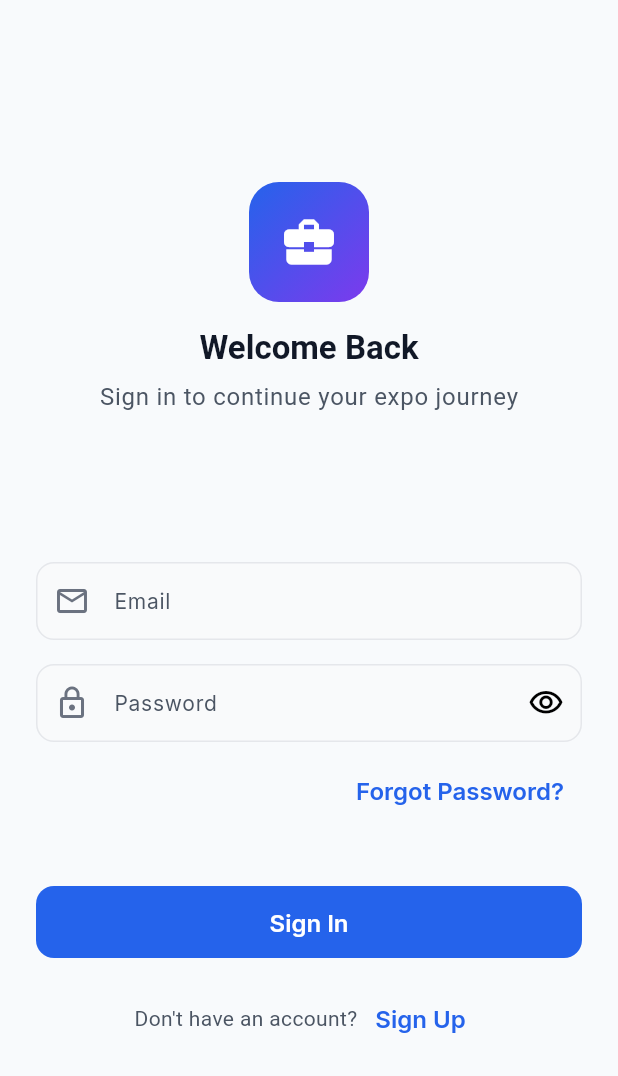
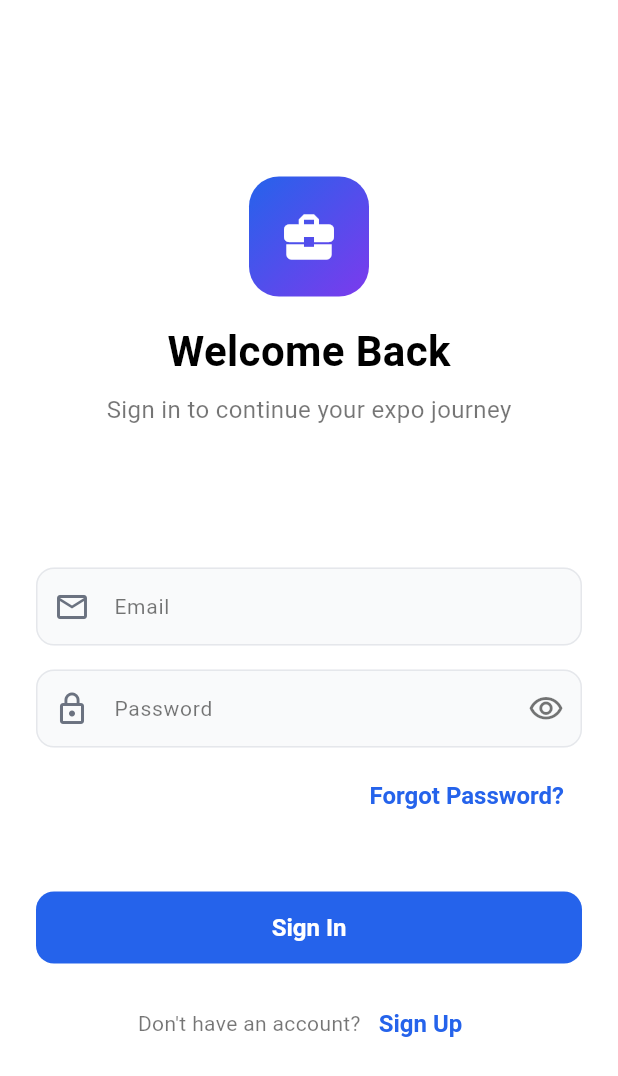
Before and after one commit to ManishKu79/ExpoConnect-New, a Flutter app: the screen it shows after launch, on a phone screen of 412 x 824 dp. Shown: the top 1076 px of the screen. Run offline on Flutter 3.47's test engine with Material 3 defaults, Android fonts, the light colour scheme and no system bars; our stand-ins replace dio, flutter_dotenv, flutter_riverpod, flutter_secure_storage, go_router, logger and 1 more.

Commit message:
building backend & Frontend

```diff
--- a/expo_connect/lib/app.dart
+++ b/expo_connect/lib/app.dart
@@ -15,7 +15,7 @@ class ExpoConnectApp extends ConsumerWidget {
       debugShowCheckedModeBanner: false,
       theme: lightTheme,
       darkTheme: darkTheme,
-      themeMode: ThemeMode.system,
+      themeMode: ThemeMode.light, // Force light mode
       routerConfig: router,
     );
   }
--- a/expo_connect/lib/core/theme/dark_theme.dart
+++ b/expo_connect/lib/core/theme/dark_theme.dart
@@ -1,5 +1,4 @@
 import 'package:flutter/material.dart';
-import 'package:google_fonts/google_fonts.dart';
 import 'colors.dart';
 
 ThemeData darkTheme = ThemeData(
@@ -9,38 +8,44 @@ ThemeData darkTheme = ThemeData(
     primary: AppColors.primaryLight,
     secondary: AppColors.secondaryLight,
     error: AppColors.errorLight,
-    surface: AppColors.grey900,
-    background: AppColors.grey900,
+    surface: Color(0xFF1A1A2E),
+    background: Color(0xFF1A1A2E),
+    onPrimary: Colors.white,
+    onSecondary: Colors.white,
+    onSurface: Colors.white,
+    onBackground: Colors.white,
   ),
-  scaffoldBackgroundColor: AppColors.grey900,
+  scaffoldBackgroundColor: const Color(0xFF1A1A2E),
+  primaryColor: AppColors.primaryLight,
 
-  textTheme: GoogleFonts.interTextTheme(ThemeData.dark().textTheme).copyWith(
-    displayLarge: const TextStyle(fontSize: 32, fontWeight: FontWeight.bold, color: Colors.white),
-    displayMedium: const TextStyle(fontSize: 28, fontWeight: FontWeight.bold, color: Colors.white),
-    displaySmall: const TextStyle(fontSize: 24, fontWeight: FontWeight.bold, color: Colors.white),
-    headlineLarge: const TextStyle(fontSize: 24, fontWeight: FontWeight.w600, color: Colors.white),
-    headlineMedium: const TextStyle(fontSize: 22, fontWeight: FontWeight.w600, color: Colors.white),
-    headlineSmall: const TextStyle(fontSize: 18, fontWeight: FontWeight.w600, color: Colors.white),
-    titleLarge: const TextStyle(fontSize: 18, fontWeight: FontWeight.w500, color: Colors.white),
-    titleMedium: const TextStyle(fontSize: 16, fontWeight: FontWeight.w500, color: Colors.white),
-    titleSmall: const TextStyle(fontSize: 14, fontWeight: FontWeight.w500, color: Colors.grey),
-    bodyLarge: const TextStyle(fontSize: 16, fontWeight: FontWeight.normal, color: Colors.grey),
-    bodyMedium: const TextStyle(fontSize: 14, fontWeight: FontWeight.normal, color: Colors.grey),
-    bodySmall: const TextStyle(fontSize: 12, fontWeight: FontWeight.normal, color: Colors.grey),
-    labelLarge: const TextStyle(fontSize: 14, fontWeight: FontWeight.w600, color: AppColors.primaryLight),
+  textTheme: const TextTheme(
+    displayLarge: TextStyle(fontSize: 32, fontWeight: FontWeight.bold, color: Colors.white),
+    displayMedium: TextStyle(fontSize: 28, fontWeight: FontWeight.bold, color: Colors.white),
+    displaySmall: TextStyle(fontSize: 24, fontWeight: FontWeight.bold, color: Colors.white),
+    headlineLarge: TextStyle(fontSize: 24, fontWeight: FontWeight.w600, color: Colors.white),
+    headlineMedium: TextStyle(fontSize: 22, fontWeight: FontWeight.w600, color: Colors.white),
+    headlineSmall: TextStyle(fontSize: 20, fontWeight: FontWeight.w600, color: Colors.white),
+    titleLarge: TextStyle(fontSize: 18, fontWeight: FontWeight.w600, color: Colors.white),
+    titleMedium: TextStyle(fontSize: 16, fontWeight: FontWeight.w500, color: Colors.white),
+    titleSmall: TextStyle(fontSize: 14, fontWeight: FontWeight.w500, color: Colors.white),
+    bodyLarge: TextStyle(fontSize: 16, fontWeight: FontWeight.normal, color: Colors.white),
+    bodyMedium: TextStyle(fontSize: 14, fontWeight: FontWeight.normal, color: Colors.white),
+    bodySmall: TextStyle(fontSize: 12, fontWeight: FontWeight.normal, color: Colors.white),
+    labelLarge: TextStyle(fontSize: 14, fontWeight: FontWeight.w600, color: AppColors.primaryLight),
   ),
 
-  appBarTheme: AppBarTheme(
+  appBarTheme: const AppBarTheme(
     elevation: 0,
     centerTitle: true,
-    backgroundColor: Colors.transparent,
+    backgroundColor: Color(0xFF1A1A2E),
     foregroundColor: Colors.white,
-    titleTextStyle: GoogleFonts.inter(
+    titleTextStyle: TextStyle(
       fontSize: 20,
       fontWeight: FontWeight.w600,
       color: Colors.white,
     ),
   ),
+
   elevatedButtonTheme: ElevatedButtonThemeData(
     style: ElevatedButton.styleFrom(
       backgroundColor: AppColors.primaryLight,
@@ -50,12 +55,14 @@ ThemeData darkTheme = ThemeData(
       shape: RoundedRectangleBorder(
         borderRadius: BorderRadius.circular(12),
       ),
-      textStyle: GoogleFonts.inter(
+      textStyle: const TextStyle(
         fontSize: 16,
         fontWeight: FontWeight.w600,
+        color: Colors.white,
       ),
     ),
   ),
+
   outlinedButtonTheme: OutlinedButtonThemeData(
     style: OutlinedButton.styleFrom(
       foregroundColor: AppColors.primaryLight,
@@ -64,22 +71,35 @@ ThemeData darkTheme = ThemeData(
       shape: RoundedRectangleBorder(
         borderRadius: BorderRadius.circular(12),
       ),
-      textStyle: GoogleFonts.inter(
+      textStyle: const TextStyle(
         fontSize: 16,
         fontWeight: FontWeight.w600,
+        color: AppColors.primaryLight,
       ),
     ),
   ),
+
+  textButtonTheme: TextButtonThemeData(
+    style: TextButton.styleFrom(
+      foregroundColor: AppColors.primaryLight,
+      textStyle: const TextStyle(
+        fontSize: 16,
+        fontWeight: FontWeight.w600,
+        color: AppColors.primaryLight,
+      ),
+    ),
+  ),
+
   inputDecorationTheme: InputDecorationTheme(
     filled: true,
-    fillColor: AppColors.grey800,
+    fillColor: Colors.grey[900],
     border: OutlineInputBorder(
       borderRadius: BorderRadius.circular(12),
-      borderSide: const BorderSide(color: AppColors.grey700),
+      borderSide: const BorderSide(color: Colors.grey),
     ),
     enabledBorder: OutlineInputBorder(
       borderRadius: BorderRadius.circular(12),
-      borderSide: const BorderSide(color: AppColors.grey700),
+      borderSide: const BorderSide(color: Colors.grey),
     ),
     focusedBorder: OutlineInputBorder(
       borderRadius: BorderRadius.circular(12),
@@ -89,21 +109,27 @@ ThemeData darkTheme = ThemeData(
       borderRadius: BorderRadius.circular(12),
       borderSide: const BorderSide(color: AppColors.errorLight),
     ),
-    labelStyle: GoogleFonts.inter(
+    labelStyle: const TextStyle(
       fontSize: 14,
-      color: AppColors.grey400,
+      color: Colors.white54,
     ),
-    hintStyle: GoogleFonts.inter(
+    hintStyle: const TextStyle(
       fontSize: 14,
-      color: AppColors.grey500,
+      color: Colors.white38,
     ),
     contentPadding: const EdgeInsets.symmetric(horizontal: 16, vertical: 14),
   ),
+
   cardTheme: CardThemeData(
-    elevation: 0,
+    elevation: 2,
     shape: RoundedRectangleBorder(
       borderRadius: BorderRadius.circular(16),
     ),
-    color: AppColors.grey800,
+    color: const Color(0xFF2D2D44),
+  ),
+
+  listTileTheme: const ListTileThemeData(
+    textColor: Colors.white,
+    iconColor: AppColors.primaryLight,
   ),
 );
--- a/expo_connect/lib/core/theme/light_theme.dart
+++ b/expo_connect/lib/core/theme/light_theme.dart
@@ -1,5 +1,4 @@
 import 'package:flutter/material.dart';
-import 'package:google_fonts/google_fonts.dart';
 import 'colors.dart';
 
 ThemeData lightTheme = ThemeData(
@@ -9,38 +8,44 @@ ThemeData lightTheme = ThemeData(
     primary: AppColors.primary,
     secondary: AppColors.secondary,
     error: AppColors.error,
-    surface: AppColors.surface,
-    background: AppColors.background,
+    surface: Colors.white,
+    background: Colors.white,
+    onPrimary: Colors.white,
+    onSecondary: Colors.white,
+    onSurface: Colors.black,
+    onBackground: Colors.black,
   ),
-  scaffoldBackgroundColor: AppColors.background,
+  scaffoldBackgroundColor: Colors.white,
+  primaryColor: AppColors.primary,
 
-  textTheme: GoogleFonts.interTextTheme().copyWith(
-    displayLarge: const TextStyle(fontSize: 32, fontWeight: FontWeight.bold, color: AppColors.grey900),
-    displayMedium: const TextStyle(fontSize: 28, fontWeight: FontWeight.bold, color: AppColors.grey900),
-    displaySmall: const TextStyle(fontSize: 24, fontWeight: FontWeight.bold, color: AppColors.grey900),
-    headlineLarge: const TextStyle(fontSize: 24, fontWeight: FontWeight.w600, color: AppColors.grey900),
-    headlineMedium: const TextStyle(fontSize: 22, fontWeight: FontWeight.w600, color: AppColors.grey900),
-    headlineSmall: const TextStyle(fontSize: 18, fontWeight: FontWeight.w600, color: AppColors.grey900),
-    titleLarge: const TextStyle(fontSize: 18, fontWeight: FontWeight.w500, color: AppColors.grey900),
-    titleMedium: const TextStyle(fontSize: 16, fontWeight: FontWeight.w500, color: AppColors.grey900),
-    titleSmall: const TextStyle(fontSize: 14, fontWeight: FontWeight.w500, color: AppColors.grey700),
-    bodyLarge: const TextStyle(fontSize: 16, fontWeight: FontWeight.normal, color: AppColors.grey700),
-    bodyMedium: const TextStyle(fontSize: 14, fontWeight: FontWeight.normal, color: AppColors.grey600),
-    bodySmall: const TextStyle(fontSize: 12, fontWeight: FontWeight.normal, color: AppColors.grey500),
-    labelLarge: const TextStyle(fontSize: 14, fontWeight: FontWeight.w600, color: AppColors.primary),
+  textTheme: const TextTheme(
+    displayLarge: TextStyle(fontSize: 32, fontWeight: FontWeight.bold, color: Colors.black),
+    displayMedium: TextStyle(fontSize: 28, fontWeight: FontWeight.bold, color: Colors.black),
+    displaySmall: TextStyle(fontSize: 24, fontWeight: FontWeight.bold, color: Colors.black),
+    headlineLarge: TextStyle(fontSize: 24, fontWeight: FontWeight.w600, color: Colors.black),
+    headlineMedium: TextStyle(fontSize: 22, fontWeight: FontWeight.w600, color: Colors.black),
+    headlineSmall: TextStyle(fontSize: 20, fontWeight: FontWeight.w600, color: Colors.black),
+    titleLarge: TextStyle(fontSize: 18, fontWeight: FontWeight.w600, color: Colors.black),
+    titleMedium: TextStyle(fontSize: 16, fontWeight: FontWeight.w500, color: Colors.black87),
+    titleSmall: TextStyle(fontSize: 14, fontWeight: FontWeight.w500, color: Colors.black87),
+    bodyLarge: TextStyle(fontSize: 16, fontWeight: FontWeight.normal, color: Colors.black87),
+    bodyMedium: TextStyle(fontSize: 14, fontWeight: FontWeight.normal, color: Colors.black87),
+    bodySmall: TextStyle(fontSize: 12, fontWeight: FontWeight.normal, color: Colors.black54),
+    labelLarge: TextStyle(fontSize: 14, fontWeight: FontWeight.w600, color: AppColors.primary),
   ),
 
-  appBarTheme: AppBarTheme(
+  appBarTheme: const AppBarTheme(
     elevation: 0,
     centerTitle: true,
-    backgroundColor: Colors.transparent,
-    foregroundColor: AppColors.grey900,
-    titleTextStyle: GoogleFonts.inter(
+    backgroundColor: Colors.white,
+    foregroundColor: Colors.black,
+    titleTextStyle: TextStyle(
       fontSize: 20,
       fontWeight: FontWeight.w600,
-      color: AppColors.grey900,
+      color: Colors.black,
     ),
   ),
+
   elevatedButtonTheme: ElevatedButtonThemeData(
     style: ElevatedButton.styleFrom(
       backgroundColor: AppColors.primary,
@@ -50,12 +55,14 @@ ThemeData lightTheme = ThemeData(
       shape: RoundedRectangleBorder(
         borderRadius: BorderRadius.circular(12),
       ),
-      textStyle: GoogleFonts.inter(
+      textStyle: const TextStyle(
         fontSize: 16,
         fontWeight: FontWeight.w600,
+        color: Colors.white,
       ),
     ),
   ),
+
   outlinedButtonTheme: OutlinedButtonThemeData(
     style: OutlinedButton.styleFrom(
       foregroundColor: AppColors.primary,
@@ -64,31 +71,35 @@ ThemeData lightTheme = ThemeData(
       shape: RoundedRectangleBorder(
         borderRadius: BorderRadius.circular(12),
       ),
-      textStyle: GoogleFonts.inter(
+      textStyle: const TextStyle(
         fontSize: 16,
         fontWeight: FontWeight.w600,
+        color: AppColors.primary,
       ),
     ),
   ),
+
   textButtonTheme: TextButtonThemeData(
     style: TextButton.styleFrom(
       foregroundColor: AppColors.primary,
-      textStyle: GoogleFonts.inter(
+      textStyle: const TextStyle(
         fontSize: 16,
         fontWeight: FontWeight.w600,
+        color: AppColors.primary,
       ),
     ),
   ),
+
   inputDecorationTheme: InputDecorationTheme(
     filled: true,
-    fillColor: AppColors.grey50,
+    fillColor: Colors.grey[50],
     border: OutlineInputBorder(
       borderRadius: BorderRadius.circular(12),
-      borderSide: const BorderSide(color: AppColors.grey200),
+      borderSide: const BorderSide(color: Colors.grey),
     ),
     enabledBorder: OutlineInputBorder(
       borderRadius: BorderRadius.circular(12),
-      borderSide: const BorderSide(color: AppColors.grey200),
+      borderSide: const BorderSide(color: Colors.grey),
     ),
     focusedBorder: OutlineInputBorder(
       borderRadius: BorderRadius.circular(12),
@@ -96,30 +107,37 @@ ThemeData lightTheme = ThemeData(
     ),
     errorBorder: OutlineInputBorder(
       borderRadius: BorderRadius.circular(12),
-      borderSide: const BorderSide(color: AppColors.error),
+      borderSide: const BorderSide(color: Colors.red),
     ),
-    labelStyle: GoogleFonts.inter(
+    labelStyle: const TextStyle(
       fontSize: 14,
-      color: AppColors.grey600,
+      color: Colors.black54,
     ),
-    hintStyle: GoogleFonts.inter(
+    hintStyle: const TextStyle(
       fontSize: 14,
-      color: AppColors.grey400,
+      color: Colors.grey,
     ),
     contentPadding: const EdgeInsets.symmetric(horizontal: 16, vertical: 14),
   ),
+
   cardTheme: CardThemeData(
-    elevation: 0,
+    elevation: 2,
     shape: RoundedRectangleBorder(
       borderRadius: BorderRadius.circular(16),
     ),
     color: Colors.white,
   ),
+
+  listTileTheme: const ListTileThemeData(
+    textColor: Colors.black,
+    iconColor: AppColors.primary,
+  ),
+
   chipTheme: ChipThemeData(
-    backgroundColor: AppColors.grey100,
-    labelStyle: GoogleFonts.inter(
+    backgroundColor: Colors.grey[200],
+    labelStyle: const TextStyle(
       fontSize: 14,
-      color: AppColors.grey700,
+      color: Colors.black87,
     ),
     padding: const EdgeInsets.symmetric(horizontal: 12, vertical: 4),
     shape: RoundedRectangleBorder(
--- a/expo_connect/lib/features/auth/presentation/screens/login_screen.dart
+++ b/expo_connect/lib/features/auth/presentation/screens/login_screen.dart
@@ -21,12 +21,6 @@ class _LoginScreenState extends ConsumerState<LoginScreen> {
   bool _obscurePassword = true;
 
   @override
-  void initState() {
-    super.initState();
-    print('🔵 LoginScreen initState');
-  }
-
-  @override
   void dispose() {
     _emailController.dispose();
     _passwordController.dispose();
@@ -38,23 +32,14 @@ class _LoginScreenState extends ConsumerState<LoginScreen> {
     final authState = ref.watch(authStateProvider);
     final authNotifier = ref.read(authStateProvider.notifier);
 
-    // Auto-navigate if already authenticated
     if (authState.isAuthenticated) {
-      print('🔵 LoginScreen: Already authenticated, navigating to home');
       WidgetsBinding.instance.addPostFrameCallback((_) {
         context.go('/');
       });
     }
 
-    // Listen for authentication state changes and navigate
-    WidgetsBinding.instance.addPostFrameCallback((_) {
-      if (authState.isAuthenticated && mounted) {
-        print('🔵 LoginScreen: Authentication successful, navigating to home');
-        context.go('/');
-      }
-    });
-
     return Scaffold(
+      backgroundColor: Colors.white,
       body: SafeArea(
         child: Padding(
           padding: const EdgeInsets.all(24.0),
@@ -82,18 +67,21 @@ class _LoginScreenState extends ConsumerState<LoginScreen> {
                         ),
                       ),
                       const SizedBox(height: 16),
-                      Text(
+                      const Text(
                         'Welcome Back',
-                        style: Theme.of(context).textTheme.headlineMedium?.copyWith(
-                              fontWeight: FontWeight.bold,
-                            ),
+                        style: TextStyle(
+                          fontSize: 28,
+                          fontWeight: FontWeight.bold,
+                          color: Colors.black,
+                        ),
                       ),
                       const SizedBox(height: 8),
-                      Text(
+                      const Text(
                         'Sign in to continue your expo journey',
-                        style: Theme.of(context).textTheme.bodyLarge?.copyWith(
-                              color: AppColors.grey600,
-                            ),
+                        style: TextStyle(
+                          fontSize: 16,
+                          color: Colors.black54,
+                        ),
                       ),
                     ],
                   ),
@@ -120,6 +108,7 @@ class _LoginScreenState extends ConsumerState<LoginScreen> {
                       _obscurePassword
                           ? Icons.visibility_outlined
                           : Icons.visibility_off_outlined,
+                      color: Colors.black54,
                     ),
                     onPressed: () {
                       setState(() {
@@ -137,7 +126,12 @@ class _LoginScreenState extends ConsumerState<LoginScreen> {
                     onPressed: () {
                       context.go('/forgot-password');
                     },
-                    child: const Text('Forgot Password?'),
+                    child: const Text(
+                      'Forgot Password?',
+                      style: TextStyle(
+                        color: AppColors.primary,
+                      ),
+                    ),
                   ),
                 ),
                 const SizedBox(height: 24),
@@ -146,17 +140,17 @@ class _LoginScreenState extends ConsumerState<LoginScreen> {
                   Container(
                     padding: const EdgeInsets.all(12),
                     decoration: BoxDecoration(
-                      color: AppColors.error.withOpacity(0.1),
+                      color: Colors.red.withOpacity(0.1),
                       borderRadius: BorderRadius.circular(8),
                     ),
                     child: Row(
                       children: [
-                        Icon(Icons.error_outline, color: AppColors.error),
+                        const Icon(Icons.error_outline, color: Colors.red),
                         const SizedBox(width: 8),
                         Expanded(
                           child: Text(
                             authState.error!,
-                            style: TextStyle(color: AppColors.error),
+                            style: const TextStyle(color: Colors.red),
                           ),
                         ),
                       ],
@@ -169,12 +163,10 @@ class _LoginScreenState extends ConsumerState<LoginScreen> {
                       ? null
                       : () async {
                           if (_formKey.currentState?.validate() ?? false) {
-                            print('🔵 LoginScreen: Attempting login');
                             await authNotifier.login(
                               _emailController.text.trim(),
                               _passwordController.text.trim(),
                             );
-                            // Navigation will happen via the postFrameCallback
                           }
                         },
                   text: 'Sign In',
@@ -185,28 +177,26 @@ class _LoginScreenState extends ConsumerState<LoginScreen> {
                 Row(
                   mainAxisAlignment: MainAxisAlignment.center,
                   children: [
-                    Text(
+                    const Text(
                       "Don't have an account?",
-                      style: Theme.of(context).textTheme.bodyMedium,
+                      style: TextStyle(
+                        color: Colors.black54,
+                      ),
                     ),
                     TextButton(
                       onPressed: () {
                         context.go('/register');
                       },
-                      child: const Text('Sign Up'),
+                      child: const Text(
+                        'Sign Up',
+                        style: TextStyle(
+                          color: AppColors.primary,
+                        ),
+                      ),
                     ),
                   ],
                 ),
                 const Spacer(flex: 1),
-                // Debug info
-                if (authState.isLoading)
-                  const Padding(
-                    padding: EdgeInsets.all(8.0),
-                    child: Text(
-                      'Logging in...',
-                      style: TextStyle(color: AppColors.grey600),
-                    ),
-                  ),
               ],
             ),
           ),
--- a/expo_connect/pubspec.yaml
+++ b/expo_connect/pubspec.yaml
@@ -25,7 +25,6 @@ dependencies:
   shared_preferences: ^2.2.2
 
   # UI
-  google_fonts: ^6.2.1
   flutter_svg: ^2.0.10
   lottie: ^3.1.0
 
@@ -53,8 +52,3 @@ flutter:
 
   assets:
     - .env
-    # Remove the font assets for now
-    # - assets/images/
-    # - assets/svg/
-    # - assets/lottie/
-    # - assets/fonts/
```
Also changed, not shown: expo_connect/pubspec.lock.
